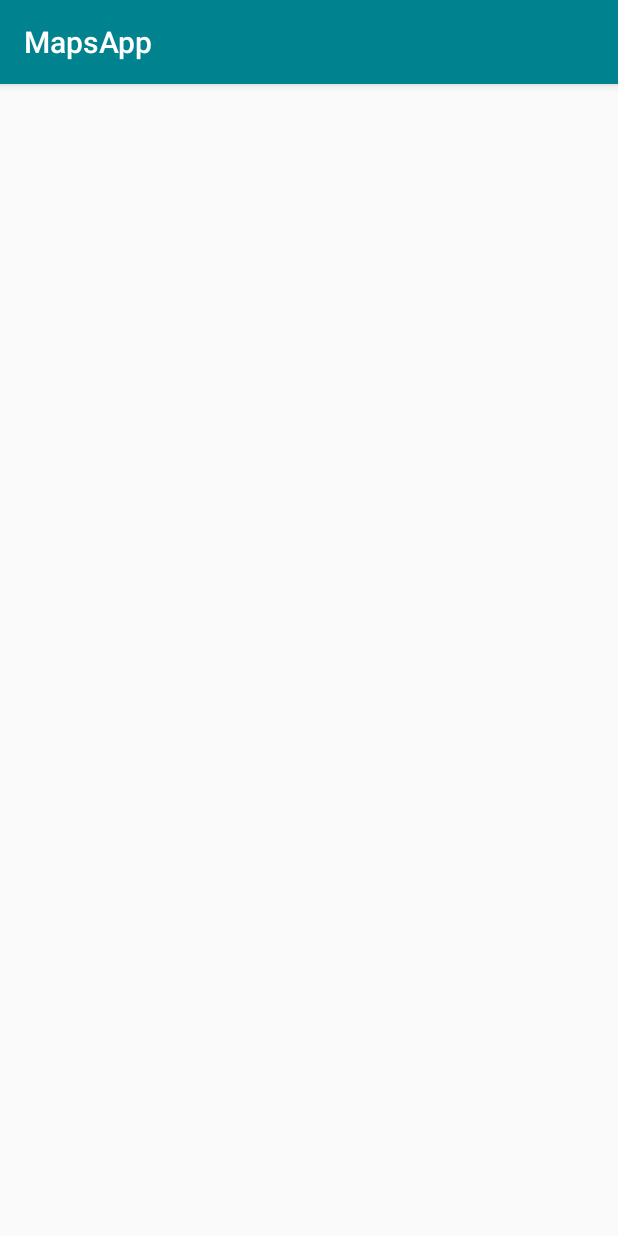
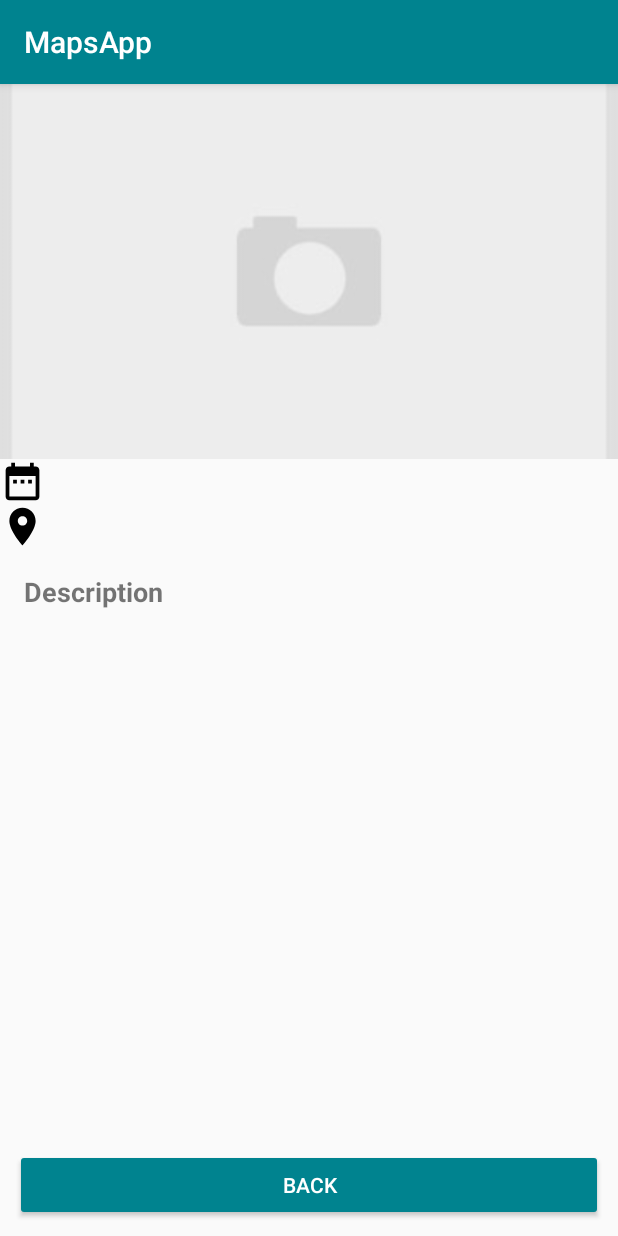
Before and after one commit to AngeloC98/MapsApp, an Android app: the PinDetail screen opened directly, with no data from a screen before it, on a phone screen of 412 x 824 dp. Run offline under Robolectric (Android 15) with nearby library versions, the phone set to English and light mode, and no system bars; our stand-ins replace Firebase (no records; nobody signed in at launch, a user with empty details on screens opened directly), Picasso; 2 statements that could not run were skipped.

Commit message:
Added pin detail page

```diff
--- a/app/build.gradle
+++ b/app/build.gradle
@@ -47,4 +47,7 @@ dependencies {
     implementation 'com.google.firebase:firebase-auth:19.3.1'
     implementation 'com.firebaseui:firebase-ui-auth:4.3.1'
 
+    // Image URL tool
+    implementation 'com.squareup.picasso:picasso:2.71828'
+
 }
--- a/app/src/main/java/com/example/mapsapp/UI/MapsActivity.kt
+++ b/app/src/main/java/com/example/mapsapp/UI/MapsActivity.kt
@@ -58,6 +58,8 @@ class MapsActivity : AppCompatActivity(), OnMapReadyCallback {
         // Init location client
         fusedLocationClient = LocationServices.getFusedLocationProviderClient(this)
 
+        showSignInOptions()
+
         val mapFragment = supportFragmentManager
             .findFragmentById(R.id.map) as SupportMapFragment
         mapFragment.getMapAsync(this)
@@ -66,8 +68,6 @@ class MapsActivity : AppCompatActivity(), OnMapReadyCallback {
             val intent = Intent(this, AddPin::class.java)
             startActivity(intent)
         }
-
-        showSignInOptions()
     }
 
     @RequiresApi(Build.VERSION_CODES.O)
@@ -80,7 +80,7 @@ class MapsActivity : AppCompatActivity(), OnMapReadyCallback {
                     val pinData = Pin(
                         id = document.id,
                         date = document.data["date"] as String?,
-                        description = document.get("description") as String?,
+                        description = document.data["description"] as String?,
                         imageUrl = document.data["imageUrl"] as String?,
                         latitude = document.data["latitude"] as Double?,
                         longitude = document.data["longitude"] as Double?,
@@ -90,6 +90,12 @@ class MapsActivity : AppCompatActivity(), OnMapReadyCallback {
                     for (pin in pins) {
                         val mapData = LatLng(pin.latitude!!, pin.longitude!!)
                         mMap.addMarker(MarkerOptions().position(mapData).title("Marker: ${pin.description}"))
+                        mMap.setOnMarkerClickListener { marker ->
+                            val intent = Intent(this, PinDetail::class.java)
+                            intent.putExtra("pin", pin.id)
+                            startActivity(intent)
+                            true
+                        }
                     }
                 }
             }
--- a/app/src/main/java/com/example/mapsapp/UI/PinDetail.kt
+++ b/app/src/main/java/com/example/mapsapp/UI/PinDetail.kt
@@ -1,13 +1,64 @@
 package com.example.mapsapp.ui
 
+import android.location.Geocoder
+import android.os.Bundle
 import androidx.appcompat.app.AppCompatActivity
-import android.os.Bundle
 import com.example.mapsapp.R
+import com.example.mapsapp.model.Pin
+import com.google.firebase.firestore.FirebaseFirestore
+import com.squareup.picasso.Picasso
+import kotlinx.android.synthetic.main.activity_pin_detail.*
+
 
 class PinDetail : AppCompatActivity() {
+
+    private var id: String? = null
+    private var pin: Pin? = null
+    private var db = FirebaseFirestore.getInstance()
 
     override fun onCreate(savedInstanceState: Bundle?) {
         super.onCreate(savedInstanceState)
         setContentView(R.layout.activity_pin_detail)
+
+        initViews()
+    }
+
+    private fun initViews() {
+        button.setOnClickListener { finish() }
+
+        //get data from intent
+        val intent = intent
+        id = intent.getStringExtra("pin")
+        setFields()
+    }
+
+    private fun setFields() {
+        val docRef = db.collection("pins").document(id!!)
+        docRef.get()
+            .addOnSuccessListener { document ->
+                if (document != null) {
+                    pin = Pin(
+                        id = document.id,
+                        date = document.data?.get("date") as String?,
+                        description = document.data?.get("description") as String?,
+                        imageUrl = document.data?.get("imageUrl") as String?,
+                        latitude = document.data?.get("latitude") as Double?,
+                        longitude = document.data?.get("longitude") as Double?,
+                        user = document.data?.get("user") as String?
+                    )
+                }
+                val address = getAddress(pin?.latitude!!, pin?.longitude!!)
+                Picasso.get().load(pin?.imageUrl).into(ivCamera);
+                tvDescription.text = pin?.description
+                tvDate.text = pin?.date
+                tvLocation.text = address
+            }
+    }
+
+    // Converts LatLong to address
+    private fun getAddress(lat: Double, lng: Double): String {
+        val geocoder = Geocoder(this)
+        val list = geocoder.getFromLocation(lat, lng, 1)
+        return list[0].getAddressLine(0)
     }
 }
--- a/app/src/main/res/layout/activity_pin_detail.xml
+++ b/app/src/main/res/layout/activity_pin_detail.xml
@@ -6,4 +6,90 @@
     android:layout_height="match_parent"
     tools:context=".ui.PinDetail">
 
+    <ImageView
+        android:id="@+id/ivCamera"
+        android:layout_width="fill_parent"
+        android:layout_height="250dp"
+        android:adjustViewBounds="true"
+        android:contentDescription="@string/image_description"
+        android:saveEnabled="false"
+        android:scaleType="centerCrop"
+        app:layout_constraintEnd_toEndOf="parent"
+        app:layout_constraintStart_toStartOf="parent"
+        app:layout_constraintTop_toTopOf="parent"
+        app:srcCompat="@drawable/camera_placeholder" />
+
+    <ImageView
+        android:id="@+id/imageView2"
+        android:layout_width="30dp"
+        android:layout_height="30dp"
+        android:contentDescription="@string/date_icon_description"
+        app:layout_constraintStart_toStartOf="parent"
+        app:layout_constraintTop_toBottomOf="@+id/ivCamera"
+        app:srcCompat="@drawable/ic_date_range_black_24dp" />
+
+    <TextView
+        android:id="@+id/tvDate"
+        android:layout_width="0dp"
+        android:layout_height="wrap_content"
+        android:layout_marginStart="8dp"
+        android:layout_marginTop="5dp"
+        android:saveEnabled="false"
+        app:layout_constraintEnd_toEndOf="parent"
+        app:layout_constraintStart_toEndOf="@+id/imageView2"
+        app:layout_constraintTop_toTopOf="@+id/imageView2" />
+
+    <ImageView
+        android:id="@+id/imageView3"
+        android:layout_width="30dp"
+        android:layout_height="30dp"
+        android:contentDescription="@string/pin_icon_description"
+        app:layout_constraintStart_toStartOf="parent"
+        app:layout_constraintTop_toBottomOf="@+id/imageView2"
+        app:srcCompat="@drawable/ic_location_on_black_24dp" />
+
+    <TextView
+        android:id="@+id/tvLocation"
+        android:layout_width="0dp"
+        android:layout_height="wrap_content"
+        android:layout_marginStart="8dp"
+        android:layout_marginTop="5dp"
+        android:saveEnabled="false"
+        app:layout_constraintEnd_toEndOf="parent"
+        app:layout_constraintStart_toEndOf="@+id/imageView3"
+        app:layout_constraintTop_toTopOf="@+id/imageView3" />
+
+    <TextView
+        android:id="@+id/textView3"
+        android:layout_width="wrap_content"
+        android:layout_height="wrap_content"
+        android:layout_marginStart="16dp"
+        android:layout_marginTop="16dp"
+        android:text="@string/description_text"
+        android:textSize="18sp"
+        android:textStyle="bold"
+        app:layout_constraintStart_toStartOf="parent"
+        app:layout_constraintTop_toBottomOf="@+id/imageView3" />
+
+    <Button
+        android:id="@+id/button"
+        android:layout_width="0dp"
+        android:layout_height="wrap_content"
+        android:layout_margin="10dp"
+        android:backgroundTint="@color/colorPrimary"
+        android:text="@string/button_back"
+        android:textColor="#FFFFFF"
+        app:layout_constraintBottom_toBottomOf="parent"
+        app:layout_constraintEnd_toEndOf="parent"
+        app:layout_constraintStart_toStartOf="parent" />
+
+    <TextView
+        android:id="@+id/tvDescription"
+        android:layout_width="0dp"
+        android:layout_height="wrap_content"
+        android:layout_marginStart="16dp"
+        android:layout_marginTop="24dp"
+        app:layout_constraintEnd_toEndOf="parent"
+        app:layout_constraintStart_toStartOf="parent"
+        app:layout_constraintTop_toBottomOf="@+id/textView3" />
 </androidx.constraintlayout.widget.ConstraintLayout>
--- a/app/src/main/res/values/strings.xml
+++ b/app/src/main/res/values/strings.xml
@@ -8,4 +8,5 @@
 
     <string name="description_text">Description</string>
     <string name="button_save">Save</string>
+    <string name="button_back">Back</string>
 </resources>
```
